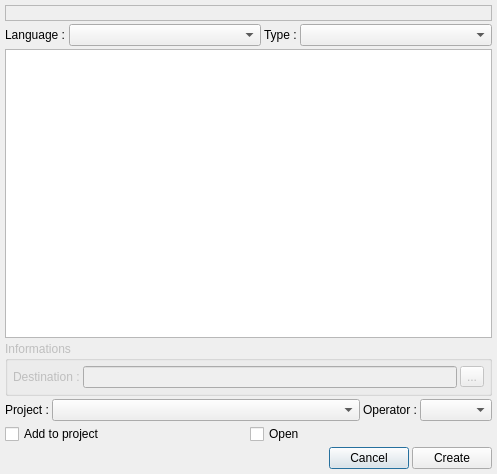
This is v2/trunk/monkey/src/templatesmanager/ui/UITemplatesWizard.ui in testmana2/mks as Qt 5 draws it before an edit. The edited form follows.
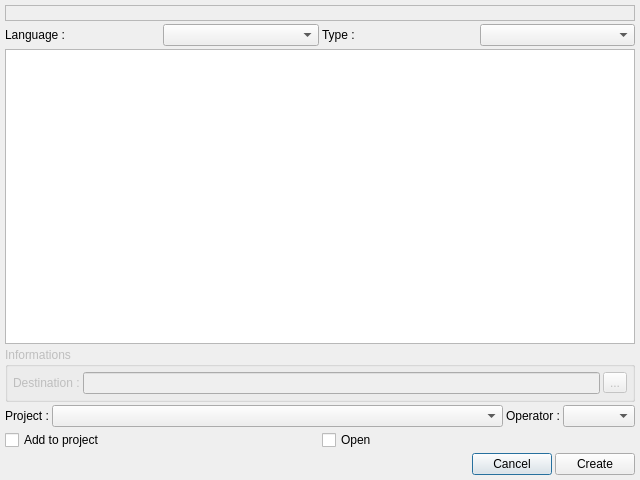
This is the edited form. Icons and pictures are not drawn. Custom widgets are drawn as their Qt base class.

Commit message: update templateswizard dialog, now description is shown as information at top of wizard

```diff
--- a/v2/trunk/monkey/src/templatesmanager/ui/UITemplatesWizard.ui
+++ b/v2/trunk/monkey/src/templatesmanager/ui/UITemplatesWizard.ui
@@ -5,19 +5,19 @@
    <rect>
     <x>0</x>
     <y>0</y>
-    <width>497</width>
-    <height>474</height>
+    <width>640</width>
+    <height>480</height>
    </rect>
   </property>
-  <property name="sizePolicy" >
-   <sizepolicy vsizetype="Minimum" hsizetype="Minimum" >
-    <horstretch>0</horstretch>
-    <verstretch>0</verstretch>
-   </sizepolicy>
-  </property>
   <property name="windowTitle" >
    <string>Templates Wizard</string>
   </property>
+  <property name="windowIcon" >
+   <iconset resource="../../resources/resources.qrc" >:/file/icons/file/new.png</iconset>
+  </property>
+  <property name="sizeGripEnabled" >
+   <bool>false</bool>
+  </property>
   <layout class="QVBoxLayout" >
    <property name="spacing" >
     <number>3</number>
@@ -67,12 +67,6 @@
      </item>
      <item>
       <widget class="QComboBox" name="cbLanguages" >
-       <property name="sizePolicy" >
-        <sizepolicy vsizetype="Fixed" hsizetype="Expanding" >
-         <horstretch>0</horstretch>
-         <verstretch>0</verstretch>
-        </sizepolicy>
-       </property>
        <property name="toolTip" >
         <string>Choose the language in witch you want to pick templates</string>
        </property>
@@ -86,14 +80,7 @@
       </widget>
      </item>
      <item>
-      <widget class="QComboBox" name="cbTypes" >
-       <property name="sizePolicy" >
-        <sizepolicy vsizetype="Fixed" hsizetype="Expanding" >
-         <horstretch>0</horstretch>
-         <verstretch>0</verstretch>
-        </sizepolicy>
-       </property>
-      </widget>
+      <widget class="QComboBox" name="cbTypes" />
      </item>
     </layout>
    </item>
```
The commit also changes 1 other file.
